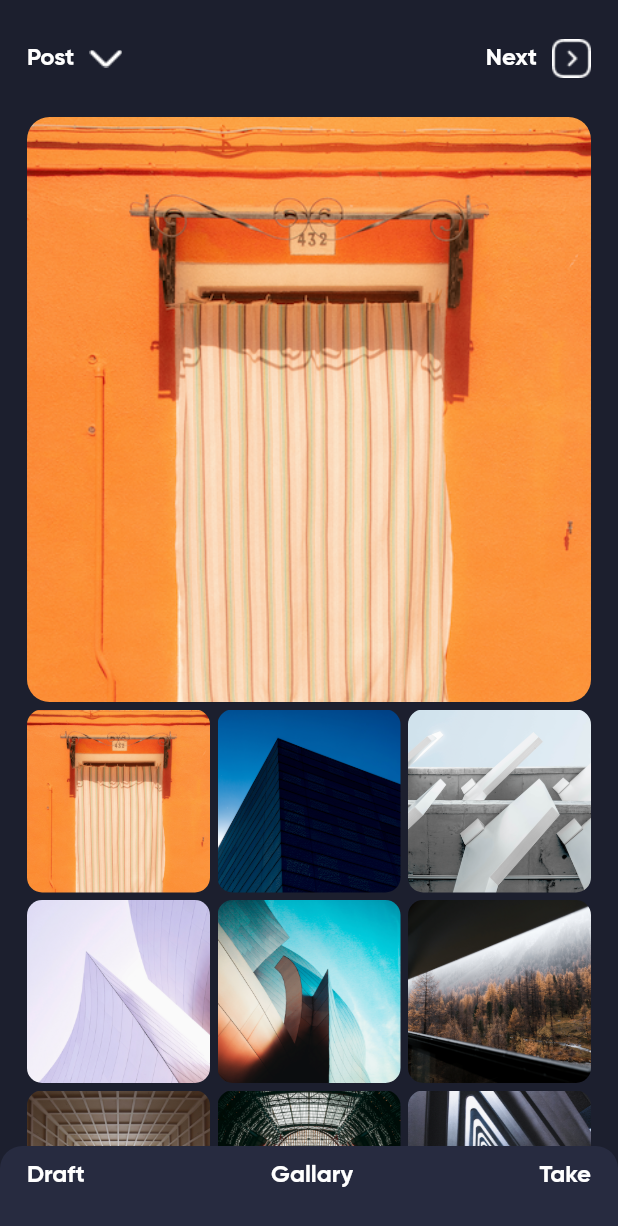
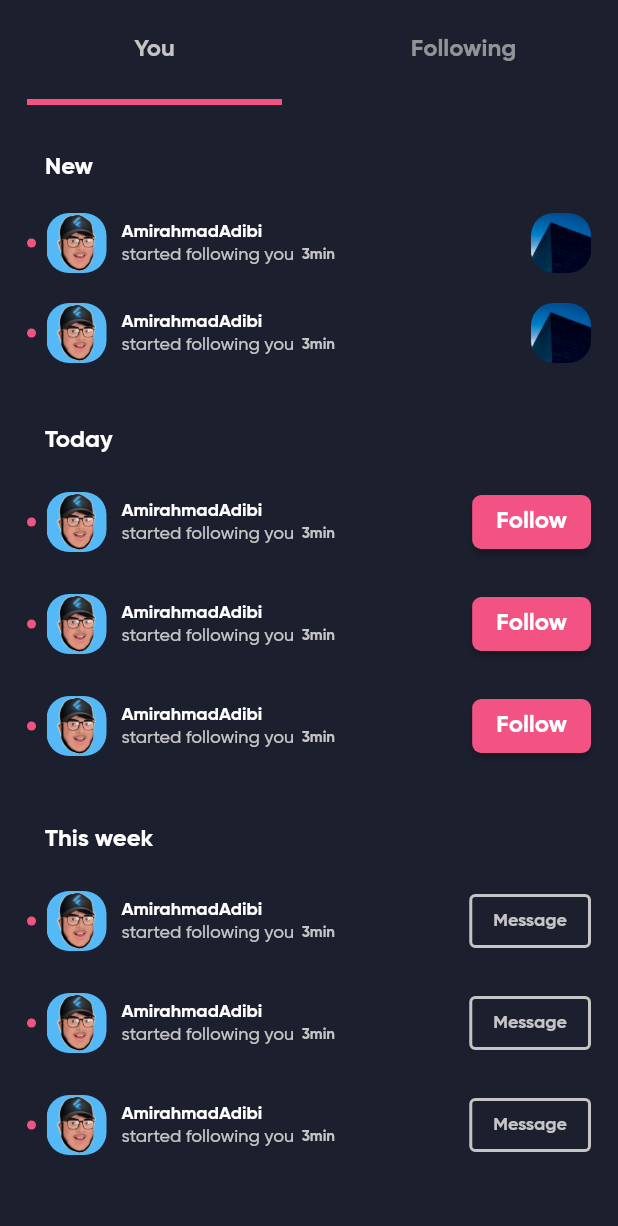
Before and after one commit to Ehsan973/flutter_instagram_app, a Flutter app: the screen it shows after launch, on a phone screen of 412 x 824 dp. Shown: the top 1226 px of the screen. Run offline on Flutter 3.47's test engine with Material 2 defaults, Android fonts, the phone set to English and light mode, and no system bars; our stand-ins replace dotted_border.

Commit message:
Add Activity screen

```diff
--- a/lib/main.dart
+++ b/lib/main.dart
@@ -1,4 +1,5 @@
 import 'package:flutter/material.dart';
+import 'package:instagram_app/screens/activity_screen.dart';
 import 'package:instagram_app/screens/home_screen.dart';
 import 'package:instagram_app/screens/login_screen.dart';
 import 'package:instagram_app/screens/add_content_screen.dart';
@@ -36,7 +37,7 @@ class Application extends StatelessWidget {
         ),
       ),
       debugShowCheckedModeBanner: false,
-      home: AddContentScreen(),
+      home: ActivityScreen(),
     );
   }
 }
--- /dev/null
+++ b/lib/model/enum/activity_type_enum.dart
@@ -0,0 +1,5 @@
+enum ActivityStatus {
+  following,
+  likes,
+  followBack,
+}
--- /dev/null
+++ b/lib/screens/activity_screen.dart
@@ -0,0 +1,261 @@
+import 'package:flutter/material.dart';
+import 'package:instagram_app/model/enum/activity_type_enum.dart';
+
+class ActivityScreen extends StatefulWidget {
+  const ActivityScreen({super.key});
+
+  @override
+  State<ActivityScreen> createState() => _ActivityScreenState();
+}
+
+class _ActivityScreenState extends State<ActivityScreen>
+    with SingleTickerProviderStateMixin {
+  TabController? _tabController;
+
+  @override
+  void initState() {
+    // TODO: implement initState
+    super.initState();
+    _tabController = TabController(length: 2, vsync: this);
+  }
+
+  @override
+  Widget build(BuildContext context) {
+    return Scaffold(
+      backgroundColor: Color(0xff1C1F2E),
+      body: SafeArea(
+        child: Column(
+          children: [
+            Container(
+              height: 70,
+              color: Color(0xff1C1F2E),
+              child: TabBar(
+                controller: _tabController,
+                labelStyle: TextStyle(
+                  fontFamily: 'GB',
+                  fontSize: 16,
+                  color: Color(0xFFC5C5C5),
+                ),
+                indicatorColor: Color(0xffF35383),
+                indicatorWeight: 4,
+                indicatorPadding: EdgeInsets.symmetric(horizontal: 18),
+                tabs: [
+                  Tab(
+                    text: 'You',
+                  ),
+                  Tab(
+                    text: 'Following',
+                  ),
+                ],
+              ),
+            ),
+            Expanded(
+              child: TabBarView(
+                controller: _tabController,
+                children: [
+                  _getSampleList(),
+                  _getSampleList(),
+                ],
+              ),
+            ),
+          ],
+        ),
+      ),
+    );
+  }
+
+  Widget _getSampleList() {
+    return CustomScrollView(
+      slivers: [
+        SliverToBoxAdapter(
+          child: Padding(
+            padding: EdgeInsets.only(top: 32, left: 30, bottom: 10),
+            child: Text(
+              'New',
+              style: TextStyle(
+                color: Colors.white,
+                fontFamily: 'GB',
+                fontSize: 16,
+              ),
+            ),
+          ),
+        ),
+        SliverList(
+          delegate: SliverChildBuilderDelegate(
+            (context, index) {
+              return _getRow(ActivityStatus.likes);
+            },
+            childCount: 2,
+          ),
+        ),
+        SliverToBoxAdapter(
+          child: Padding(
+            padding: EdgeInsets.only(top: 32, left: 30, bottom: 10),
+            child: Text(
+              'Today',
+              style: TextStyle(
+                color: Colors.white,
+                fontFamily: 'GB',
+                fontSize: 16,
+              ),
+            ),
+          ),
+        ),
+        SliverList(
+          delegate: SliverChildBuilderDelegate(
+            (context, index) {
+              return _getRow(ActivityStatus.followBack);
+            },
+            childCount: 3,
+          ),
+        ),
+        SliverToBoxAdapter(
+          child: Padding(
+            padding: EdgeInsets.only(top: 32, left: 30, bottom: 10),
+            child: Text(
+              'This week',
+              style: TextStyle(
+                color: Colors.white,
+                fontFamily: 'GB',
+                fontSize: 16,
+              ),
+            ),
+          ),
+        ),
+        SliverList(
+          delegate: SliverChildBuilderDelegate(
+            (context, index) {
+              return _getRow(ActivityStatus.following);
+            },
+            childCount: 3,
+          ),
+        ),
+      ],
+    );
+  }
+
+  Widget _getRow(ActivityStatus status) {
+    return Padding(
+      padding: const EdgeInsets.symmetric(vertical: 10, horizontal: 18),
+      child: Row(
+        children: [
+          Container(
+            width: 6,
+            height: 6,
+            margin: EdgeInsets.only(right: 7),
+            decoration: BoxDecoration(
+              shape: BoxShape.circle,
+              color: Color(0xffF35383),
+            ),
+          ),
+          SizedBox(
+            width: 40,
+            height: 40,
+            child: ClipRRect(
+              borderRadius: BorderRadius.circular(15),
+              child: Image.asset(
+                'assets/images/profile.png',
+                fit: BoxFit.cover,
+              ),
+            ),
+          ),
+          SizedBox(
+            width: 10,
+          ),
+          Column(
+            crossAxisAlignment: CrossAxisAlignment.start,
+            children: [
+              Text(
+                'AmirahmadAdibi',
+                style: TextStyle(
+                    fontFamily: 'GB', fontSize: 12, color: Colors.white),
+              ),
+              Row(
+                children: [
+                  Text(
+                    'started following you',
+                    style: TextStyle(
+                        fontFamily: 'GM',
+                        fontSize: 12,
+                        color: Color(0xffC5C5C5)),
+                  ),
+                  SizedBox(
+                    width: 5,
+                  ),
+                  Text(
+                    '3min',
+                    style: TextStyle(
+                        fontFamily: 'GB',
+                        fontSize: 10,
+                        color: Color(0xffC5C5C5)),
+                  ),
+                ],
+              ),
+            ],
+          ),
+          Spacer(),
+          _getActionActivityRow(status),
+        ],
+      ),
+    );
+  }
+
+  Widget _getActionActivityRow(ActivityStatus status) {
+    switch (status) {
+      case ActivityStatus.followBack:
+        return _getFollowButton();
+      case ActivityStatus.following:
+        return _getMessageButton();
+      case ActivityStatus.likes:
+        return _getPoster();
+      default:
+        return _getMessageButton();
+    }
+  }
+
+  Widget _getFollowButton() {
+    return ElevatedButton(
+      onPressed: () {},
+      child: Text('Follow'),
+      style: ElevatedButton.styleFrom(
+        shape: RoundedRectangleBorder(
+          borderRadius: BorderRadius.circular(6),
+        ),
+      ),
+    );
+  }
+
+  Widget _getMessageButton() {
+    return OutlinedButton(
+      onPressed: () {},
+      child: Text(
+        'Message',
+        style: TextStyle(
+          fontFamily: 'GB',
+          fontSize: 12,
+        ),
+      ),
+      style: OutlinedButton.styleFrom(
+        foregroundColor: Color(0xffC5C5C5),
+        side: BorderSide(
+          width: 2,
+          color: Color(0xffC5C5C5),
+        ),
+      ),
+    );
+  }
+
+  Widget _getPoster() {
+    return SizedBox(
+      width: 40,
+      height: 40,
+      child: ClipRRect(
+        borderRadius: BorderRadius.circular(15),
+        child: Image.asset(
+          'assets/images/item1.png',
+          fit: BoxFit.cover,
+        ),
+      ),
+    );
+  }
+}
```
